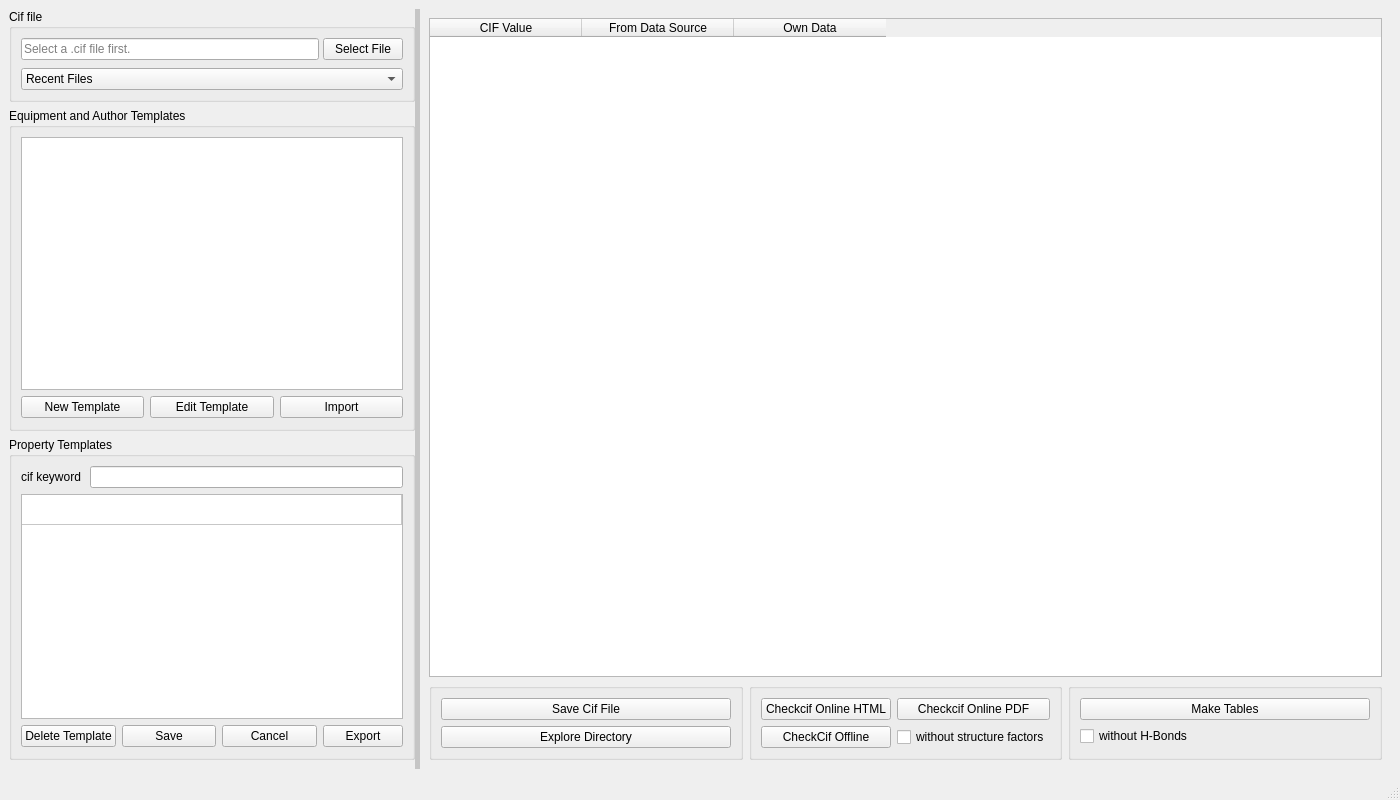
The window that gui/finalcif_gui.ui (dkratzert/FinalCif) describes before a commit, drawn with Qt 5.
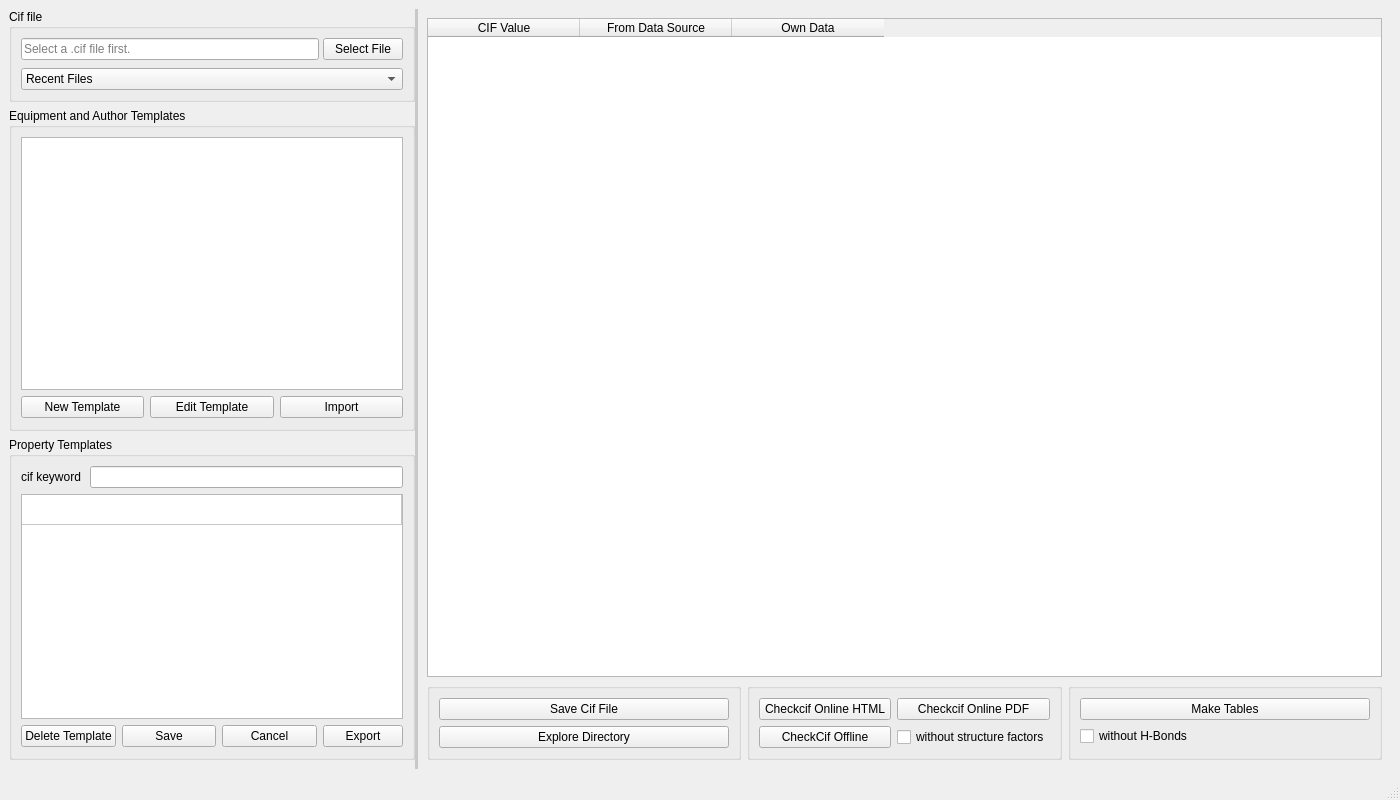
The same window after the commit. Custom widgets are drawn as their Qt base class.

The edit to the form file:
```diff
--- a/gui/finalcif_gui.ui
+++ b/gui/finalcif_gui.ui
@@ -26,14 +26,18 @@
       </property>
       <property name="styleSheet">
        <string notr="true">QSplitter::handle {
-    background-color: rgb(197, 197, 197);
+	background-color: rgb(200, 200, 200);
+	margin: 0px 0px;
 }</string>
       </property>
+      <property name="lineWidth">
+       <number>0</number>
+      </property>
       <property name="orientation">
        <enum>Qt::Horizontal</enum>
       </property>
       <property name="handleWidth">
-       <number>5</number>
+       <number>3</number>
       </property>
       <widget class="QFrame" name="LeftFrame">
        <property name="sizePolicy">
@@ -488,9 +492,6 @@
          <height>0</height>
         </size>
        </property>
-       <property name="lineWidth">
-        <number>0</number>
-       </property>
        <layout class="QGridLayout" name="CifTableGridLayout">
         <property name="leftMargin">
          <number>0</number>
```
